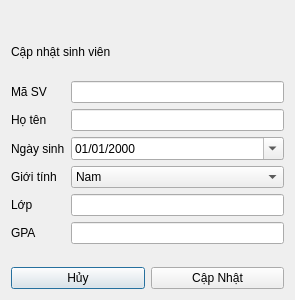
The window that function_dialog.ui (akazajok/Quan-li-sinh-vien) describes before a commit, drawn with Qt 5.
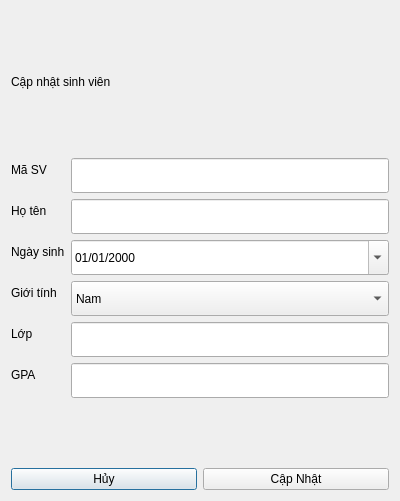
The same window after the commit.

```diff
--- a/function_dialog.ui
+++ b/function_dialog.ui
@@ -6,8 +6,8 @@
    <rect>
     <x>0</x>
     <y>0</y>
-    <width>295</width>
-    <height>300</height>
+    <width>400</width>
+    <height>501</height>
    </rect>
   </property>
   <property name="windowTitle">
@@ -78,10 +78,24 @@
       </widget>
      </item>
      <item row="0" column="1">
-      <widget class="QLineEdit" name="lineEdit_ID"/>
+      <widget class="QLineEdit" name="lineEdit_ID">
+       <property name="minimumSize">
+        <size>
+         <width>50</width>
+         <height>35</height>
+        </size>
+       </property>
+      </widget>
      </item>
      <item row="1" column="1">
-      <widget class="QLineEdit" name="lineEdit_fullName"/>
+      <widget class="QLineEdit" name="lineEdit_fullName">
+       <property name="minimumSize">
+        <size>
+         <width>50</width>
+         <height>35</height>
+        </size>
+       </property>
+      </widget>
      </item>
      <item row="4" column="0">
       <widget class="QLabel" name="Label_class">
@@ -98,13 +112,33 @@
       </widget>
      </item>
      <item row="5" column="1">
-      <widget class="QLineEdit" name="lineEdit_GPA"/>
+      <widget class="QLineEdit" name="lineEdit_GPA">
+       <property name="minimumSize">
+        <size>
+         <width>50</width>
+         <height>35</height>
+        </size>
+       </property>
+      </widget>
      </item>
      <item row="4" column="1">
-      <widget class="QLineEdit" name="lineEdit_class"/>
+      <widget class="QLineEdit" name="lineEdit_class">
+       <property name="minimumSize">
+        <size>
+         <width>50</width>
+         <height>35</height>
+        </size>
+       </property>
+      </widget>
      </item>
      <item row="2" column="1">
       <widget class="QDateEdit" name="dateEdit_DateBirth">
+       <property name="minimumSize">
+        <size>
+         <width>50</width>
+         <height>35</height>
+        </size>
+       </property>
        <property name="displayFormat">
         <string>dd/MM/yyyy</string>
        </property>
@@ -115,6 +149,12 @@
      </item>
      <item row="3" column="1">
       <widget class="QComboBox" name="comboBox_gender">
+       <property name="minimumSize">
+        <size>
+         <width>50</width>
+         <height>35</height>
+        </size>
+       </property>
        <item>
         <property name="text">
          <string>Nam</string>
```
